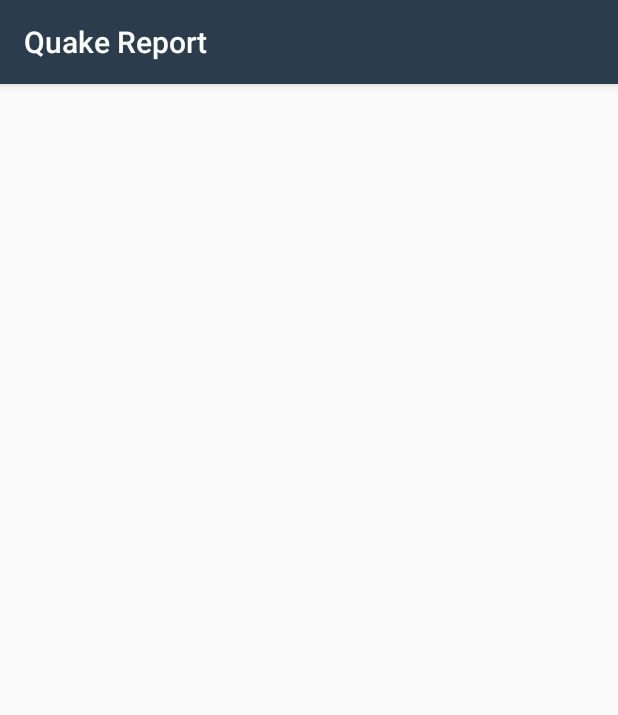
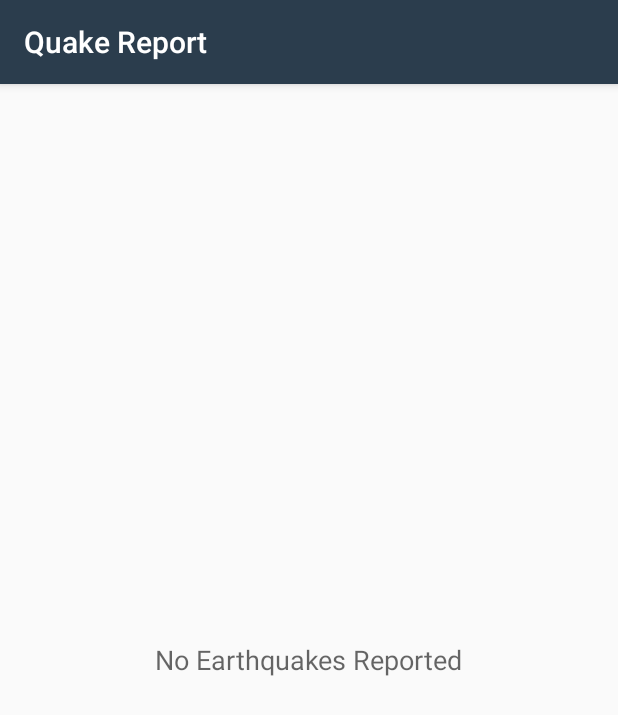
Before and after one commit to Harrison-Wall/Udacity, an Android app: the screen it shows after launch (EarthquakeActivity), on a phone screen of 412 x 824 dp. Shown: the top 715 px of the screen. Run offline under Robolectric (Android 15) with nearby library versions, the phone set to English and light mode, and no system bars.

Commit message:
Added Text to inform user if no earthqqkaes found

```diff
--- a/QuakeReport/app/src/main/java/com/example/android/quakereport/EarthquakeActivity.java
+++ b/QuakeReport/app/src/main/java/com/example/android/quakereport/EarthquakeActivity.java
@@ -21,9 +21,13 @@ import android.content.Loader;
 import android.net.Uri;
 import android.os.Bundle;
 import android.support.v7.app.AppCompatActivity;
+import android.util.Log;
 import android.view.View;
 import android.widget.AdapterView;
 import android.widget.ListView;
+import android.widget.TextView;
+
+import org.w3c.dom.Text;
 
 import java.util.ArrayList;
 import java.util.List;
@@ -31,6 +35,7 @@ import java.util.List;
 public class EarthquakeActivity extends AppCompatActivity implements LoaderManager.LoaderCallbacks<List<Earthquake>>
 {
     private EarthquakeAdapter mAdapter;
+    private TextView emptyView;
     public static final String LOG_TAG = EarthquakeActivity.class.getName();
     private static final String USGS_URL =
             "https://earthquake.usgs.gov/fdsnws/event/1/query?format=geojson&eventtype=earthquake&orderby=time&minmag=6&limit=10";
@@ -43,6 +48,8 @@ public class EarthquakeActivity extends AppCompatActivity implements LoaderManag
 
         // Find a reference to the {@link ListView} in the layout
         ListView earthquakeListView = (ListView) findViewById(R.id.list);
+        emptyView = (TextView) findViewById( R.id.empty_list);
+        earthquakeListView.setEmptyView( emptyView );
 
         // Create a new {@link ArrayAdapter} of earthquakes
         mAdapter = new EarthquakeAdapter(this, new ArrayList<Earthquake>());
@@ -75,6 +82,7 @@ public class EarthquakeActivity extends AppCompatActivity implements LoaderManag
         // because this activity implements the LoaderCallbacks interface).
         LoaderManager lManager = getLoaderManager();
         lManager.initLoader(1, null, this);
+        Log.d(LOG_TAG, "Loader Initialized in manager");
 
     }
 
@@ -92,6 +100,8 @@ public class EarthquakeActivity extends AppCompatActivity implements LoaderManag
     public void onLoadFinished(Loader<List<Earthquake>> loader, List<Earthquake> earthquakes)
     {
         // Update the UI with the result
+        emptyView.setText("No Earthquakes Reported");
+
         mAdapter.clear(); // Clear previous data
 
         // Add any earthquake data to the adapter
@@ -99,6 +109,7 @@ public class EarthquakeActivity extends AppCompatActivity implements LoaderManag
         {
             mAdapter.addAll(earthquakes);
         }
+
         return;
     }
 
@@ -107,6 +118,7 @@ public class EarthquakeActivity extends AppCompatActivity implements LoaderManag
     {
         // Clear existing data in the loader
         mAdapter.clear();
+
         return;
     }
 }
--- a/QuakeReport/app/src/main/java/com/example/android/quakereport/EarthquakeLoader.java
+++ b/QuakeReport/app/src/main/java/com/example/android/quakereport/EarthquakeLoader.java
@@ -2,6 +2,7 @@ package com.example.android.quakereport;
 
 import android.content.AsyncTaskLoader;
 import android.content.Context;
+import android.util.Log;
 
 import java.util.List;
 
--- a/QuakeReport/app/src/main/res/layout/earthquake_activity.xml
+++ b/QuakeReport/app/src/main/res/layout/earthquake_activity.xml
@@ -14,10 +14,24 @@
      limitations under the License.
 -->
 <!-- Layout for a list of earthquakes -->
-<ListView xmlns:android="http://schemas.android.com/apk/res/android"
+
+<RelativeLayout xmlns:android="http://schemas.android.com/apk/res/android"
+    android:layout_width="match_parent"
+    android:layout_height="match_parent">
+
+<ListView
     android:id="@+id/list"
     android:orientation="vertical"
     android:layout_width="match_parent"
     android:layout_height="match_parent"
     android:divider="@null"
     android:dividerHeight="0dp"/>
+
+<TextView
+    android:id="@+id/empty_list"
+    android:layout_height="wrap_content"
+    android:layout_width="wrap_content"
+    android:layout_centerInParent="true"
+    android:textAppearance="?android:textAppearanceMedium"/>
+
+</RelativeLayout>
```
